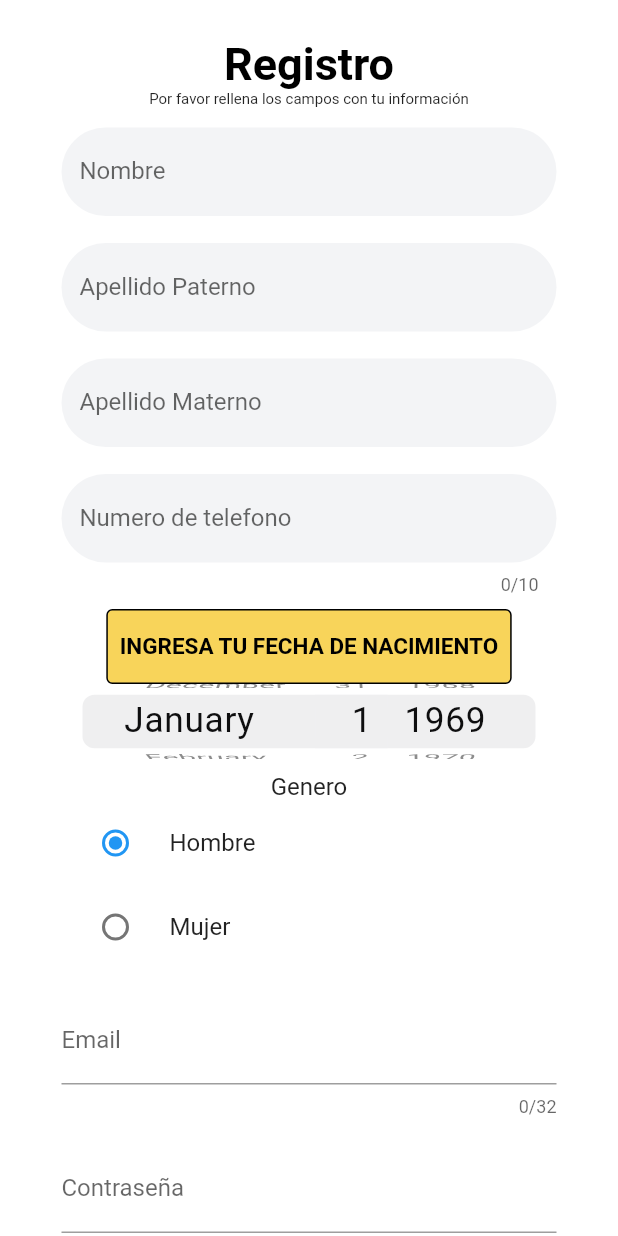
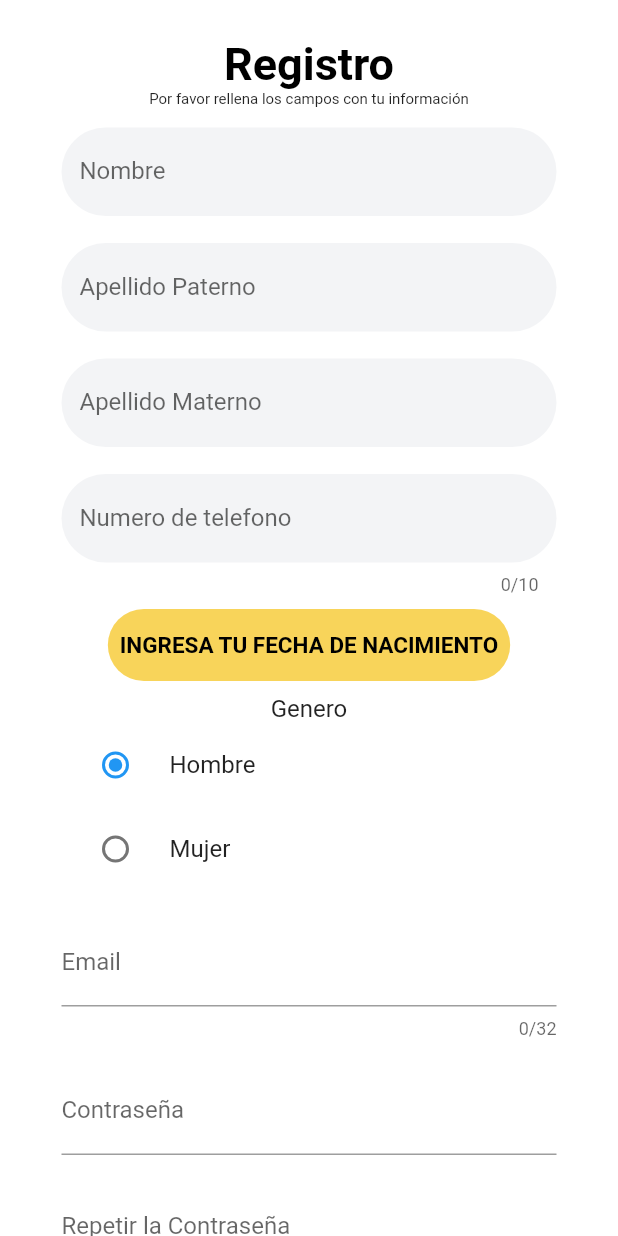
Before and after one commit to Berserk3111/GESTION-DE-BOLETAJE-PARA-EL-TRANSPORTE, a Flutter app: the Registro screen opened directly, on a phone screen of 412 x 824 dp. Run offline on Flutter 3.47's test engine with Material 2 defaults, Android fonts, the phone set to English and light mode, and no system bars; our stand-ins replace dio, flutter_login.

Commit message:
registro

```diff
--- a/FRONTEND/APP1USUARIO/gbs_oax/lib/pages/registro.dart
+++ b/FRONTEND/APP1USUARIO/gbs_oax/lib/pages/registro.dart
@@ -15,7 +15,7 @@ var emailController = TextEditingController();
 var passwordController = TextEditingController();
 var repeatpassCtrlr = TextEditingController();
 
-  var fechai = 'INGRESA TU FECHA DE NACIMIENTO';
+var fechai = 'INGRESA TU FECHA DE NACIMIENTO';
 
 GlobalKey<FormState> keyForm = GlobalKey();
 
@@ -137,8 +137,7 @@ class _RegistroState extends State<Registro> {
             )),
         Container(
           decoration: BoxDecoration(
-            borderRadius: BorderRadius.circular(4),
-            border: Border.all(color: Colors.black),
+            borderRadius: BorderRadius.circular(50),
             color: const Color.fromRGBO(248, 212, 90, 1),
           ),
           child: TextButton(
@@ -154,32 +153,6 @@ class _RegistroState extends State<Registro> {
                     fontSize: 15,
                     fontWeight: FontWeight.bold),
               )),
-        ),
-        //formItemsDesign(
-        //    Icons.phone,
-        //    TextFormField(
-        //      controller: fechanacimientoController,
-        //      decoration: InputDecoration(
-        //          border: OutlineInputBorder(
-        //              borderRadius: BorderRadius.circular(50),
-        //              borderSide: BorderSide.none),
-        //          fillColor: Color(0xfff3f4f6),
-        //          filled: true,
-        //          labelText: "Fecha de nacimiento"),
-        //      //: validateMobile,
-        //    )),
-        SizedBox(
-          height: 50,
-          child: CupertinoDatePicker(
-            mode: CupertinoDatePickerMode.date,
-            initialDateTime: DateTime(1969, 1, 1),
-            onDateTimeChanged: (DateTime newDateTime) {
-              String formattedDate2 =
-                  DateFormat('yyyy-MM-dd').format(newDateTime);
-              fechai = formattedDate2;
-              fechanacimientoController.text = formattedDate2;
-            },
-          ),
         ),
         formItemsDesign(
             null,
@@ -215,13 +188,14 @@ class _RegistroState extends State<Registro> {
               ),
               keyboardType: TextInputType.emailAddress,
               maxLength: 32,
-              //validator: validateEmail,
+              validator: validateEmail,
             )),
         formItemsDesign(
             Icons.remove_red_eye,
             TextFormField(
               controller: passwordController,
               obscureText: true,
+              validator: validatePassword,
               decoration: InputDecoration(
                 labelText: 'Contraseña',
               ),
@@ -283,7 +257,7 @@ class _RegistroState extends State<Registro> {
     }
   }
 
-  String? validateEmail(String value) {
+  String? validateEmail(value) {
     String pattern =
         r'^(([^<>()[\]\\.,;:\s@\"]+(\.[^<>()[\]\\.,;:\s@\"]+)*)|(\".+\"))@((\[[0-9]{1,3}\.[0-9]{1,3}\.[0-9]{1,3}\.[0-9]{1,3}\])|(([a-zA-Z\-0-9]+\.)+[a-zA-Z]{2,}))$';
     RegExp regExp = RegExp(pattern);
@@ -296,6 +270,14 @@ class _RegistroState extends State<Registro> {
     }
   }
 
+  String validatePassword(value) {
+    print("valorrr $value passsword ${passwordController.text}");
+    if (value != passwordController.text) {
+      return "Las contraseñas no coinciden";
+    }
+    return "";
+  }
+
   save() {
     if (keyForm.currentState!.validate()) {
       print("Nombre ${nombreController.text}");
--- a/FRONTEND/APP1USUARIO/gbs_oax/pubspec.yaml
+++ b/FRONTEND/APP1USUARIO/gbs_oax/pubspec.yaml
@@ -32,7 +32,6 @@ dependencies:
     sdk: flutter
   provider: ^6.0.5
   flutter_login: ^4.1.1
-  intl: ^0.18.0
   shared_preferences: ^2.0.20
   http: ^0.13.5
   dio: ^5.0.3
@@ -40,6 +39,7 @@ dependencies:
   # The following adds the Cupertino Icons font to your application.
   # Use with the CupertinoIcons class for iOS style icons.
   cupertino_icons: ^1.0.2
+  intl: ^0.18.0
 
 dev_dependencies:
   flutter_test:
```
Also changed, not shown: FRONTEND/APP1USUARIO/gbs_oax/pubspec.lock, 1 other file.
